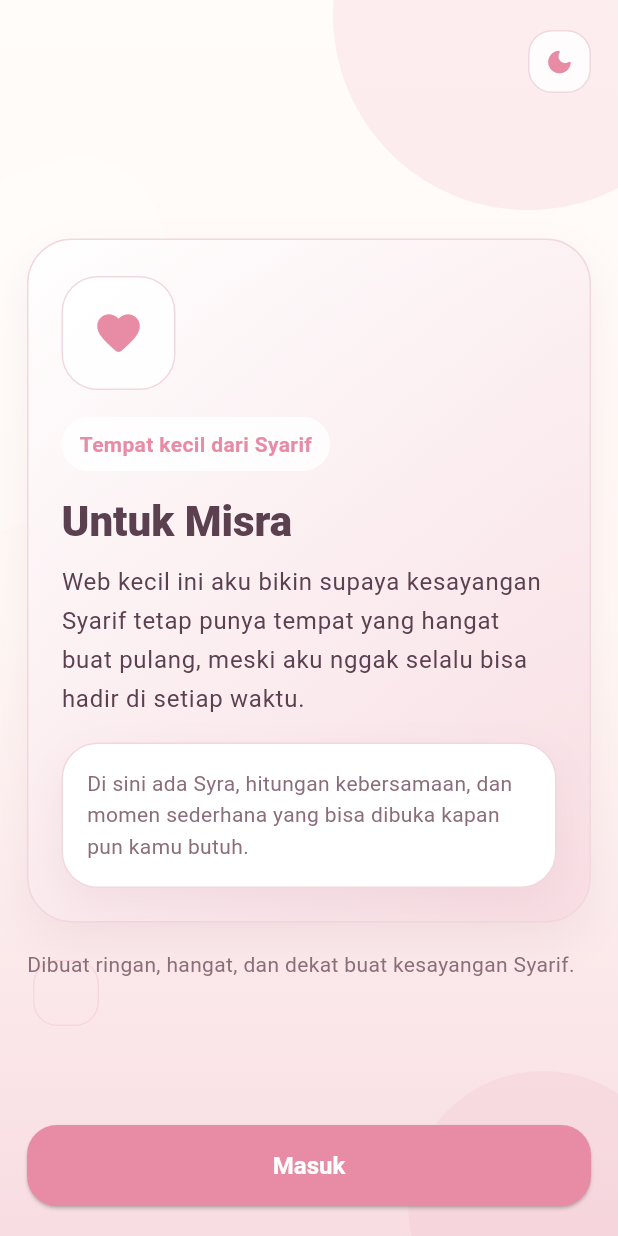
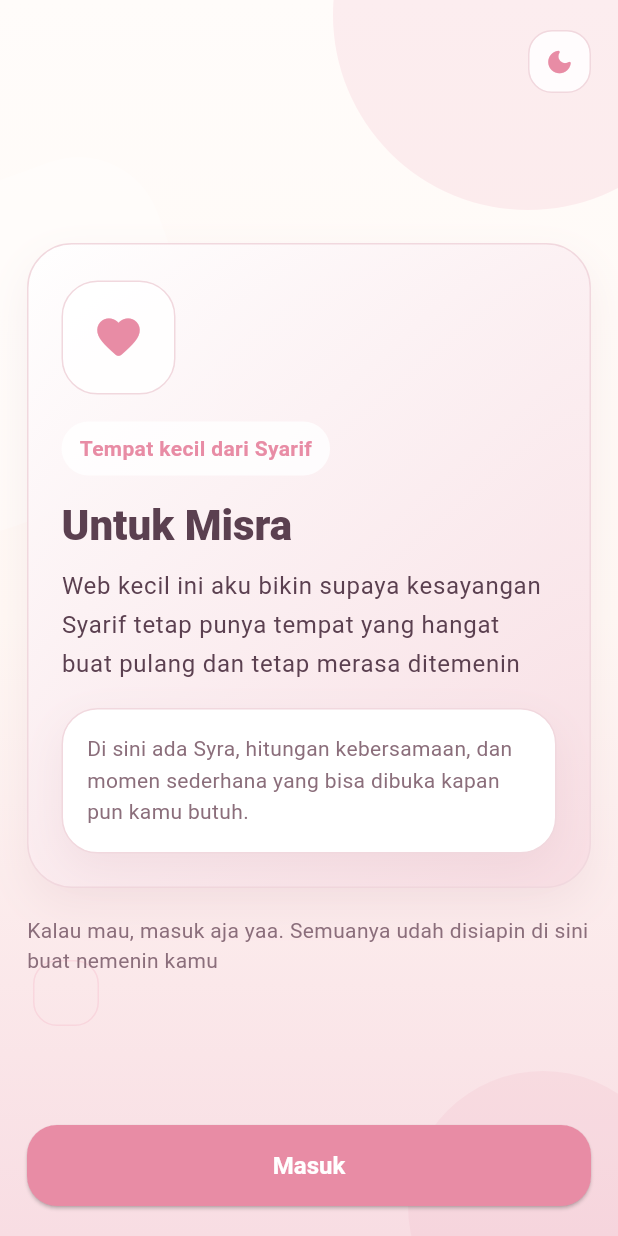
Before and after one commit to Sarif-rex/formisra, a Flutter app: the screen it shows after launch, on a phone screen of 412 x 824 dp. Run offline on Flutter 3.47's test engine with Material 3 defaults, Android fonts, the phone set to English and light mode, and no system bars; our stand-ins replace shared_preferences.

Commit message:
Update welcome footer copy

```diff
--- a/lib/pages/welcome_page.dart
+++ b/lib/pages/welcome_page.dart
@@ -147,7 +147,7 @@ class _WelcomePageState extends State<WelcomePage>
                       ),
                       const SizedBox(height: 12),
                       Text(
-                        'Web kecil ini aku bikin supaya kesayangan Syarif tetap punya tempat yang hangat buat pulang, meski aku nggak selalu bisa hadir di setiap waktu.',
+                        'Web kecil ini aku bikin supaya kesayangan Syarif tetap punya tempat yang hangat buat pulang dan tetap merasa ditemenin',
                         style: Theme.of(context).textTheme.bodyLarge?.copyWith(
                               color: isDark
                                   ? AppColors.darkText
@@ -174,7 +174,7 @@ class _WelcomePageState extends State<WelcomePage>
                 ),
                 const SizedBox(height: 18),
                 Text(
-                  'Dibuat ringan, hangat, dan dekat buat kesayangan Syarif.',
+                  'Kalau mau, masuk aja yaa. Semuanya udah disiapin di sini buat nemenin kamu',
                   style: Theme.of(context).textTheme.bodyMedium?.copyWith(
                         color: isDark
                             ? AppColors.darkMutedText
```
